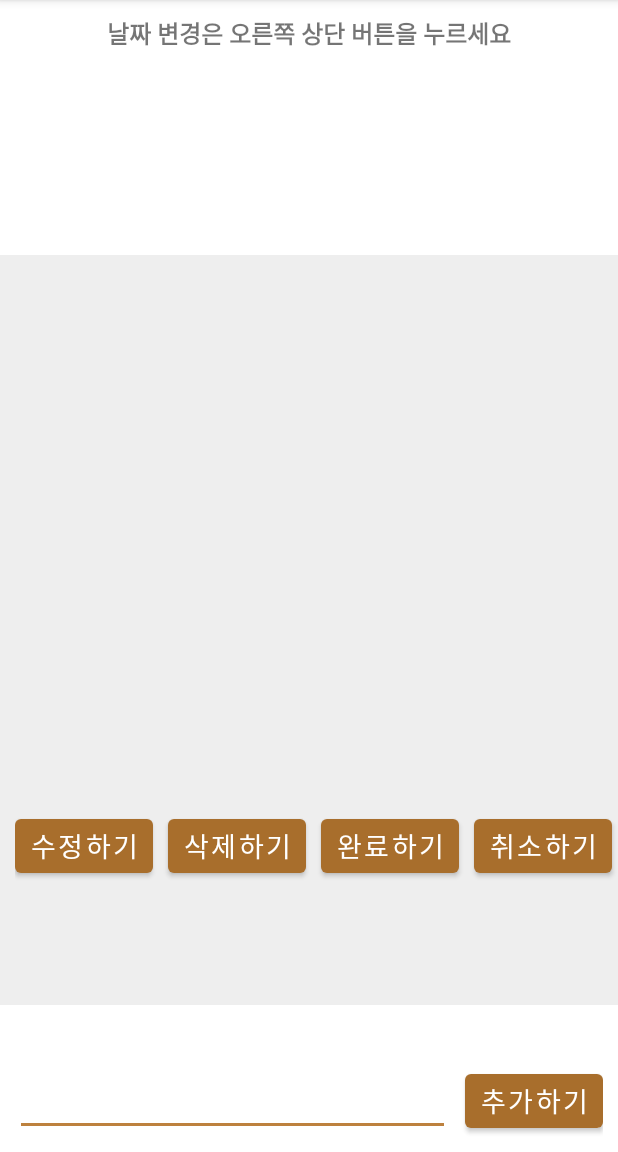
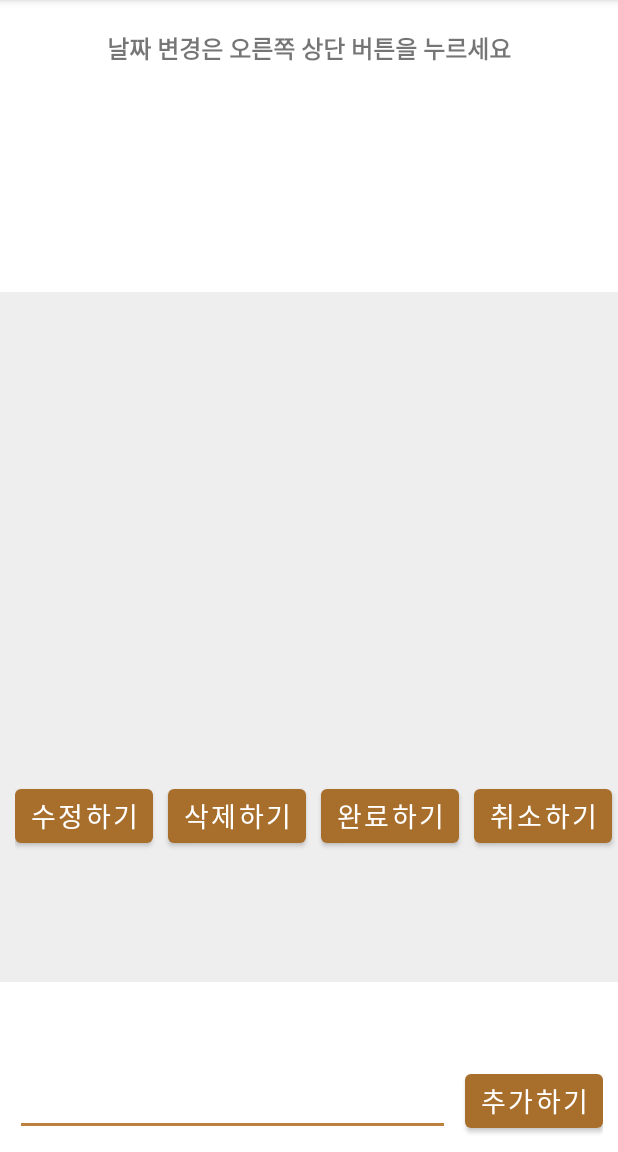
Before and after one commit to jung293441/GURU02, an Android app: the ToDoList screen opened directly, with no data from a screen before it, on a phone screen of 412 x 824 dp, the part 84-1236 px from its top. Run offline under Robolectric (Android 15) with nearby library versions, the phone set to English and light mode, and no system bars.

Commit message:
간격 조정 to do

```diff
--- a/app/src/main/res/layout/activity_to_do_list.xml
+++ b/app/src/main/res/layout/activity_to_do_list.xml
@@ -39,7 +39,7 @@
         android:layout_height="wrap_content"
         android:layout_alignParentTop="true"
         android:orientation="horizontal"
-        android:padding="10dp">
+        android:padding="20dp">
 
         <TextView
             android:layout_width="match_parent"
@@ -54,17 +54,17 @@
     <!-- 리스트 화면 -->
     <LinearLayout
         android:layout_width="match_parent"
-        android:layout_height="500dp"
+        android:layout_height="460dp"
         android:layout_above="@id/bottom_section"
         android:layout_marginTop="30dp"
-        android:layout_marginBottom="30dp"
+        android:layout_marginBottom="45dp"
         android:background="#eee">
 
         <ListView
             android:id="@+id/list_view"
             android:layout_width="match_parent"
-            android:layout_height="match_parent"
-            android:focusableInTouchMode="true"/>
+            android:layout_height="460dp"
+            android:focusableInTouchMode="true" />
     </LinearLayout>
 
     <LinearLayout
@@ -78,7 +78,7 @@
             android:id="@+id/changeBtn"
             android:layout_width="wrap_content"
             android:layout_height="wrap_content"
-            android:layout_marginTop="540dp"
+            android:layout_marginTop="520dp"
             android:paddingLeft="10dp"
             android:paddingRight="10dp"
             android:text="수정하기"
@@ -90,7 +90,7 @@
             android:layout_width="wrap_content"
             android:layout_height="wrap_content"
             android:layout_marginStart="10dp"
-            android:layout_marginTop="540dp"
+            android:layout_marginTop="520dp"
             android:paddingLeft="10dp"
             android:paddingRight="10dp"
             android:text="삭제하기"
@@ -102,7 +102,7 @@
             android:layout_width="wrap_content"
             android:layout_height="wrap_content"
             android:layout_marginStart="10dp"
-            android:layout_marginTop="540dp"
+            android:layout_marginTop="520dp"
             android:paddingLeft="10dp"
             android:paddingRight="10dp"
             android:text="완료하기"
@@ -114,7 +114,7 @@
             android:layout_width="wrap_content"
             android:layout_height="wrap_content"
             android:layout_marginStart="10dp"
-            android:layout_marginTop="540dp"
+            android:layout_marginTop="520dp"
             android:paddingLeft="10dp"
             android:paddingRight="10dp"
             android:text="취소하기"
```
